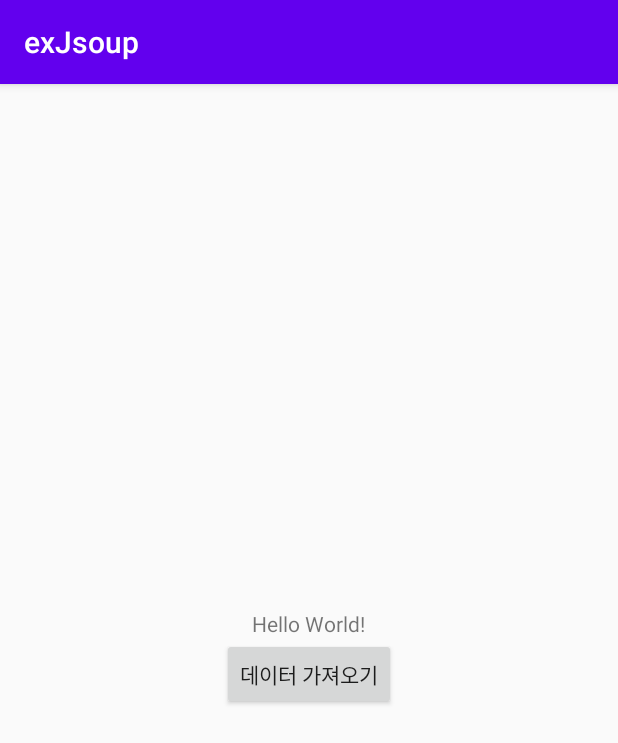
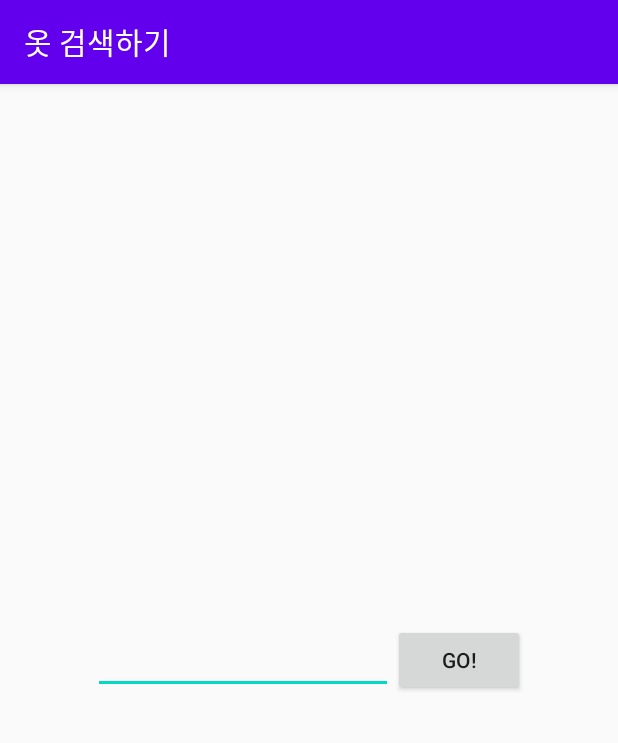
Before and after one commit to NaHyeonJeong/study-Jsoup, an Android app: the screen it shows after launch (MainActivity), on a phone screen of 412 x 824 dp. Shown: the top 743 px of the screen. Run offline under Robolectric (Android 15) with nearby library versions, the phone set to English and light mode, and no system bars.

Commit message:
검색어 입력 기능(EditText), 제품 링크 가져오기(href)

```diff
--- a/app/src/main/res/layout/activity_main.xml
+++ b/app/src/main/res/layout/activity_main.xml
@@ -8,16 +8,39 @@
     android:orientation="vertical"
     android:gravity="center">
 
-    <TextView
-        android:id="@+id/data"
-        android:layout_width="wrap_content"
+    <!--
+        TODO 가독성 좋게 만들기, 검색 내용이 많아도 검색 창 고정
+    -->
+
+    <LinearLayout
+        android:layout_width="match_parent"
         android:layout_height="wrap_content"
-        android:text="Hello World!" />
+        android:orientation="horizontal"
+        android:gravity="center">
+        <EditText
+            android:id="@+id/searchKey"
+            android:layout_width="200dp"
+            android:layout_height="wrap_content"/>
+        <Button
+            android:id="@+id/button"
+            android:layout_width="wrap_content"
+            android:layout_height="wrap_content"
+            android:text="GO!" />
+    </LinearLayout>
 
-    <Button
-        android:id="@+id/button"
-        android:layout_width="wrap_content"
+    <LinearLayout
+        android:layout_width="match_parent"
         android:layout_height="wrap_content"
-        android:text="데이터 가져오기" />
+        android:orientation="vertical"
+        android:gravity="center">
+        <TextView
+            android:id="@+id/data"
+            android:layout_width="wrap_content"
+            android:layout_height="wrap_content"
+            android:visibility="gone"
+            android:text="데이터를 원하니?" />
+    </LinearLayout>
+
+
 
 </LinearLayout>
--- a/app/src/main/res/values/strings.xml
+++ b/app/src/main/res/values/strings.xml
@@ -1,3 +1,3 @@
 <resources>
-    <string name="app_name">exJsoup</string>
+    <string name="app_name">옷 검색하기</string>
 </resources>
```
Also changed, not shown: app/src/main/java/com/example/exjsoup/MainActivity.java (+26 -10 lines).
